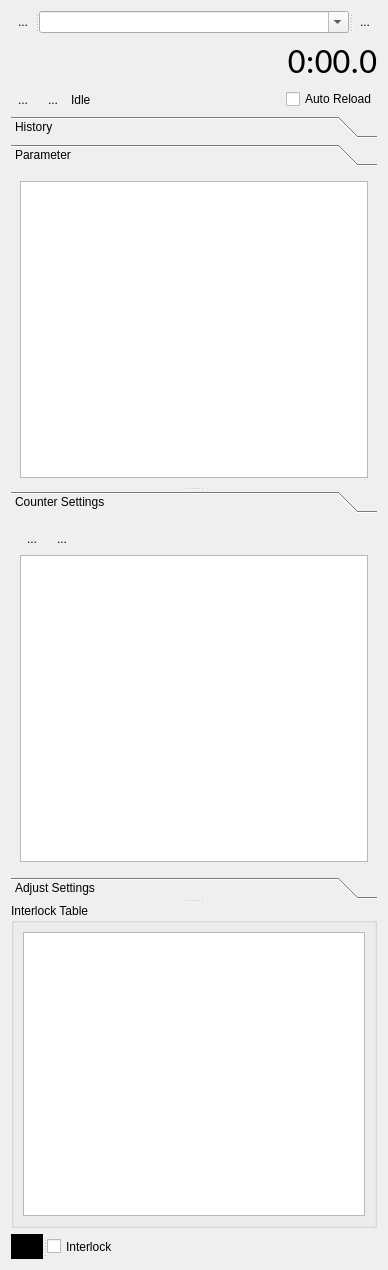
Qt form ui/AutoLoad.ui (pyIonControl/IonControl) before a commit.
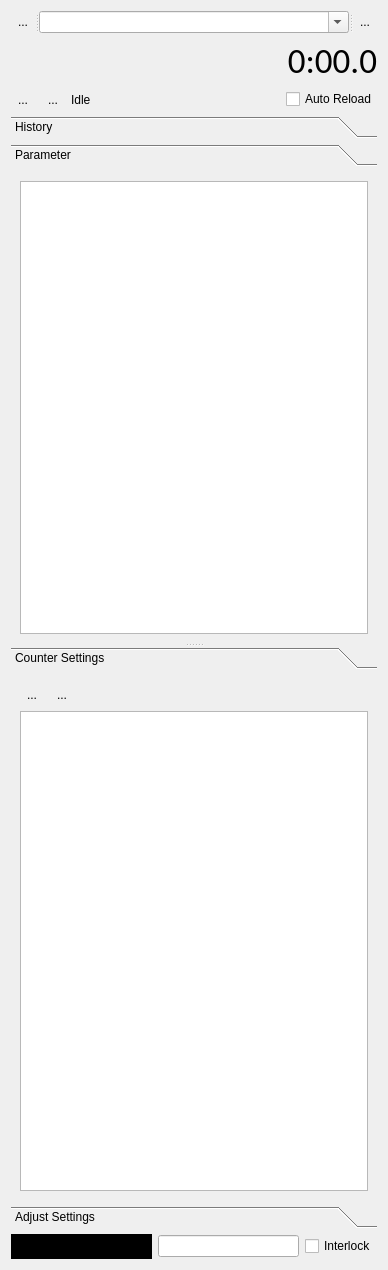
The same form after that commit. Icons and pictures are not drawn. Custom widgets are drawn as their Qt base class.

```diff
--- a/ui/AutoLoad.ui
+++ b/ui/AutoLoad.ui
@@ -164,7 +164,7 @@
          <x>0</x>
          <y>0</y>
          <width>370</width>
-         <height>319</height>
+         <height>470</height>
         </rect>
        </property>
        <attribute name="label">
@@ -196,7 +196,7 @@
          <x>0</x>
          <y>0</y>
          <width>370</width>
-         <height>360</height>
+         <height>530</height>
         </rect>
        </property>
        <attribute name="label">
@@ -317,23 +317,11 @@
        </layout>
       </widget>
      </widget>
-     <widget class="QGroupBox" name="interlockGroupBox">
-      <property name="title">
-       <string>Interlock Table</string>
-      </property>
-      <layout class="QVBoxLayout" name="verticalLayout">
-       <item>
-        <widget class="QTableView" name="interlockTableView"/>
-       </item>
-      </layout>
-     </widget>
-    </widget>
+    </widget>
    </item>
    <item>
-    <widget class="QSplitter" name="splitter_3">
-     <property name="orientation">
-      <enum>Qt::Horizontal</enum>
-     </property>
+    <layout class="QHBoxLayout" name="horizontalLayout_4">
+     <item>
      <widget class="QLabel" name="allFreqsInRange">
       <property name="sizePolicy">
        <sizepolicy hsizetype="Expanding" vsizetype="Fixed">
@@ -343,7 +331,7 @@
       </property>
       <property name="minimumSize">
        <size>
-        <width>0</width>
+         <width>25</width>
         <height>25</height>
        </size>
       </property>
@@ -354,6 +342,15 @@
        <string/>
       </property>
      </widget>
+     </item>
+     <item>
+      <widget class="QLineEdit" name="interlockContextEdit">
+       <property name="toolTip">
+        <string>Interlock Context</string>
+       </property>
+      </widget>
+     </item>
+     <item>
      <widget class="QCheckBox" name="useInterlockGui">
       <property name="toolTip">
        <string>&lt;html&gt;&lt;head/&gt;&lt;body&gt;&lt;p&gt;Select to stop loading if frequencies are out of range&lt;/p&gt;&lt;/body&gt;&lt;/html&gt;</string>
@@ -362,21 +359,22 @@
        <string>Interlock</string>
       </property>
      </widget>
-    </widget>
+     </item>
+    </layout>
    </item>
   </layout>
  </widget>
  <customwidgets>
-  <customwidget>
-   <class>TableViewExtended</class>
-   <extends>QTableView</extends>
-   <header>uiModules.TableViewExtended</header>
-  </customwidget>
   <customwidget>
    <class>ParameterTree</class>
    <extends>QTreeWidget</extends>
    <header>pyqtgraph.parametertree</header>
   </customwidget>
+  <customwidget>
+   <class>TableViewExtended</class>
+   <extends>QTableView</extends>
+   <header>uiModules.TableViewExtended</header>
+  </customwidget>
  </customwidgets>
  <tabstops>
   <tabstop>useInterlockGui</tabstop>
```
Left out of the diff: 7 changed lines with no effect on the pictures. Lines whose indentation alone changed are shown as unchanged.
